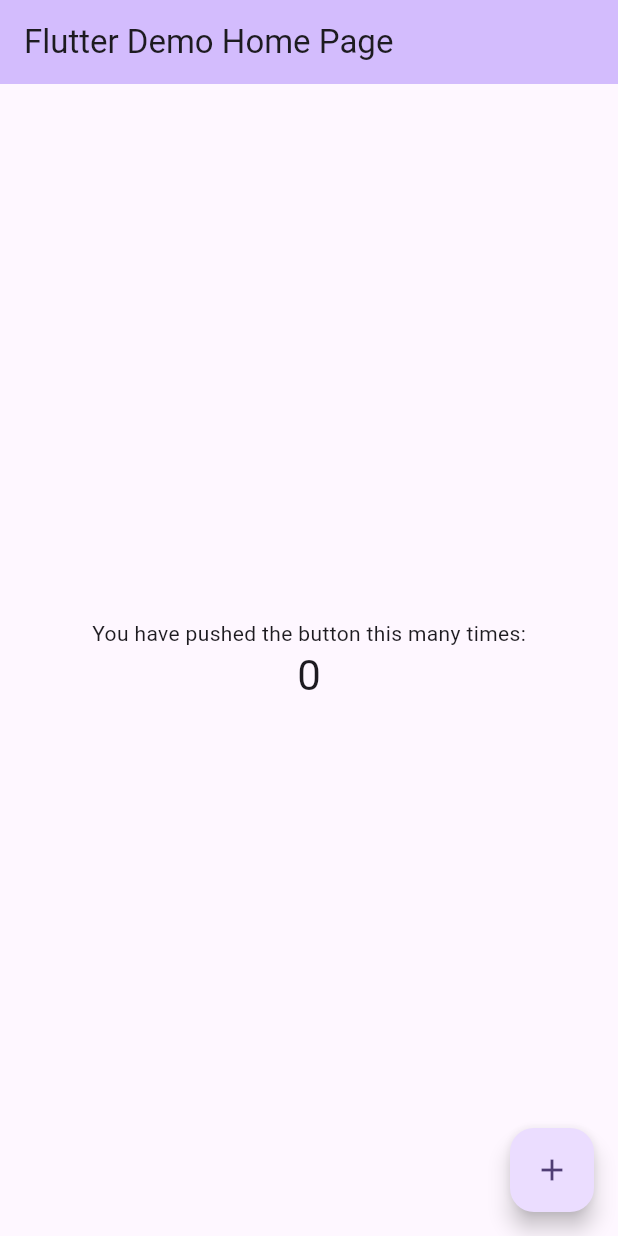
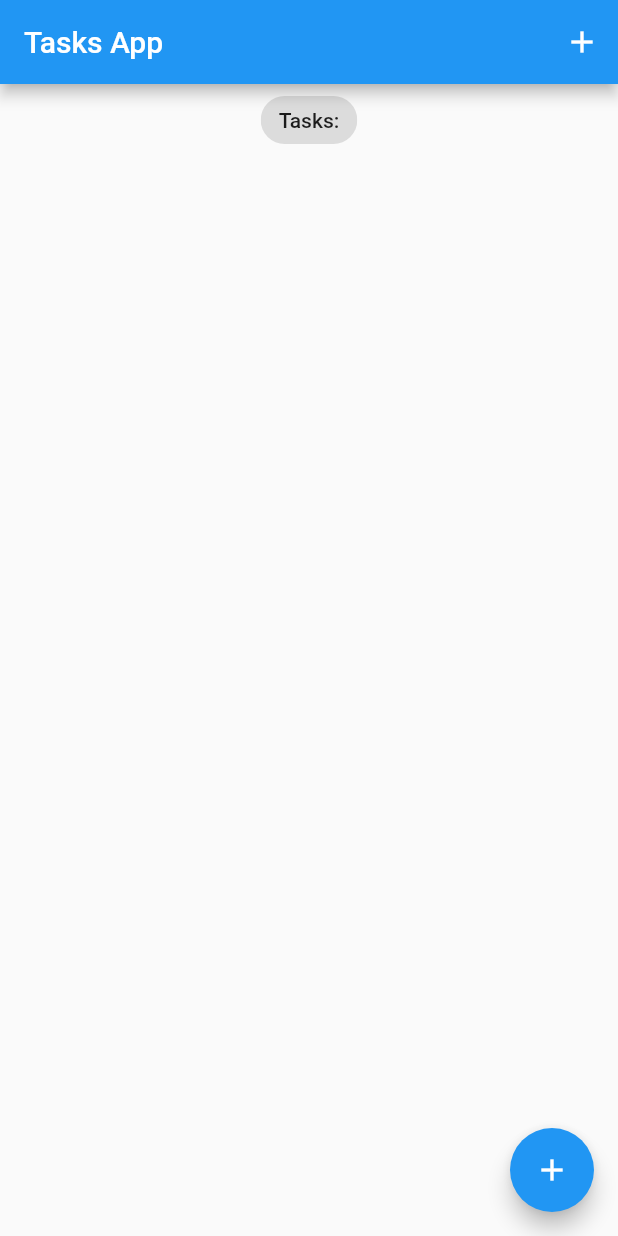
Before and after one commit to 29Niro/flutter_todo_app, a Flutter app: the screen it shows after launch, on a phone screen of 412 x 824 dp. Run offline on Flutter 3.47's test engine with Material 2 defaults, Android fonts, the phone set to English and light mode, and no system bars.

Commit message:
Add dependancies and sample screen

```diff
--- a/lib/main.dart
+++ b/lib/main.dart
@@ -1,4 +1,5 @@
 import 'package:flutter/material.dart';
+import 'package:flutter_todo_app/screens/task_screen.dart';
 
 void main() {
   runApp(const MyApp());
@@ -13,113 +14,9 @@ class MyApp extends StatelessWidget {
     return MaterialApp(
       title: 'Flutter Demo',
       theme: ThemeData(
-        // This is the theme of your application.
-        //
-        // TRY THIS: Try running your application with "flutter run". You'll see
-        // the application has a blue toolbar. Then, without quitting the app,
-        // try changing the seedColor in the colorScheme below to Colors.green
-        // and then invoke "hot reload" (save your changes or press the "hot
-        // reload" button in a Flutter-supported IDE, or press "r" if you used
-        // the command line to start the app).
-        //
-        // Notice that the counter didn't reset back to zero; the application
-        // state is not lost during the reload. To reset the state, use hot
-        // restart instead.
-        //
-        // This works for code too, not just values: Most code changes can be
-        // tested with just a hot reload.
-        colorScheme: ColorScheme.fromSeed(seedColor: Colors.deepPurple),
-        useMaterial3: true,
+       primarySwatch: Colors.blue,
       ),
-      home: const MyHomePage(title: 'Flutter Demo Home Page'),
+      home: const TaskScreen(),
     );
   }
 }
-
-class MyHomePage extends StatefulWidget {
-  const MyHomePage({super.key, required this.title});
-
-  // This widget is the home page of your application. It is stateful, meaning
-  // that it has a State object (defined below) that contains fields that affect
-  // how it looks.
-
-  // This class is the configuration for the state. It holds the values (in this
-  // case the title) provided by the parent (in this case the App widget) and
-  // used by the build method of the State. Fields in a Widget subclass are
-  // always marked "final".
-
-  final String title;
-
-  @override
-  State<MyHomePage> createState() => _MyHomePageState();
-}
-
-class _MyHomePageState extends State<MyHomePage> {
-  int _counter = 0;
-
-  void _incrementCounter() {
-    setState(() {
-      // This call to setState tells the Flutter framework that something has
-      // changed in this State, which causes it to rerun the build method below
-      // so that the display can reflect the updated values. If we changed
-      // _counter without calling setState(), then the build method would not be
-      // called again, and so nothing would appear to happen.
-      _counter++;
-    });
-  }
-
-  @override
-  Widget build(BuildContext context) {
-    // This method is rerun every time setState is called, for instance as done
-    // by the _incrementCounter method above.
-    //
-    // The Flutter framework has been optimized to make rerunning build methods
-    // fast, so that you can just rebuild anything that needs updating rather
-    // than having to individually change instances of widgets.
-    return Scaffold(
-      appBar: AppBar(
-        // TRY THIS: Try changing the color here to a specific color (to
-        // Colors.amber, perhaps?) and trigger a hot reload to see the AppBar
-        // change color while the other colors stay the same.
-        backgroundColor: Theme.of(context).colorScheme.inversePrimary,
-        // Here we take the value from the MyHomePage object that was created by
-        // the App.build method, and use it to set our appbar title.
-        title: Text(widget.title),
-      ),
-      body: Center(
-        // Center is a layout widget. It takes a single child and positions it
-        // in the middle of the parent.
-        child: Column(
-          // Column is also a layout widget. It takes a list of children and
-          // arranges them vertically. By default, it sizes itself to fit its
-          // children horizontally, and tries to be as tall as its parent.
-          //
-          // Column has various properties to control how it sizes itself and
-          // how it positions its children. Here we use mainAxisAlignment to
-          // center the children vertically; the main axis here is the vertical
-          // axis because Columns are vertical (the cross axis would be
-          // horizontal).
-          //
-          // TRY THIS: Invoke "debug painting" (choose the "Toggle Debug Paint"
-          // action in the IDE, or press "p" in the console), to see the
-          // wireframe for each widget.
-          mainAxisAlignment: MainAxisAlignment.center,
-          children: <Widget>[
-            const Text(
-              'You have pushed the button this many times:',
-            ),
-            Text(
-              '$_counter',
-              style: Theme.of(context).textTheme.headlineMedium,
-            ),
-          ],
-        ),
-      ),
-      floatingActionButton: FloatingActionButton(
-        onPressed: _incrementCounter,
-        tooltip: 'Increment',
-        child: const Icon(Icons.add),
-      ), // This trailing comma makes auto-formatting nicer for build methods.
-    );
-  }
-}
--- /dev/null
+++ b/lib/screens/task_screen.dart
@@ -0,0 +1,37 @@
+import 'package:flutter/material.dart';
+
+class TaskScreen extends StatelessWidget{
+  const TaskScreen({Key? key}) : super(key: key);
+
+  @override
+  Widget build(BuildContext context){
+    return Scaffold(
+      appBar: AppBar(
+        title: const Text('Tasks App'),
+        actions: [
+          IconButton(
+            onPressed: () {},
+            icon: const Icon(Icons.add),
+          )
+        ],
+      ),
+      body: const Column(
+        crossAxisAlignment: CrossAxisAlignment.center,
+        children: [
+          Center(
+            child: Chip(
+              label: Text(
+                'Tasks:',
+              ),
+            ),
+          ),
+        ],
+      ),
+      floatingActionButton: FloatingActionButton(
+        onPressed: () {},
+        tooltip: 'Add Task',
+        child: const Icon(Icons.add),
+      ),
+    );
+  }
+}
```
Also changed, not shown: pubspec.yaml (+5 -12 lines), pubspec.lock.
